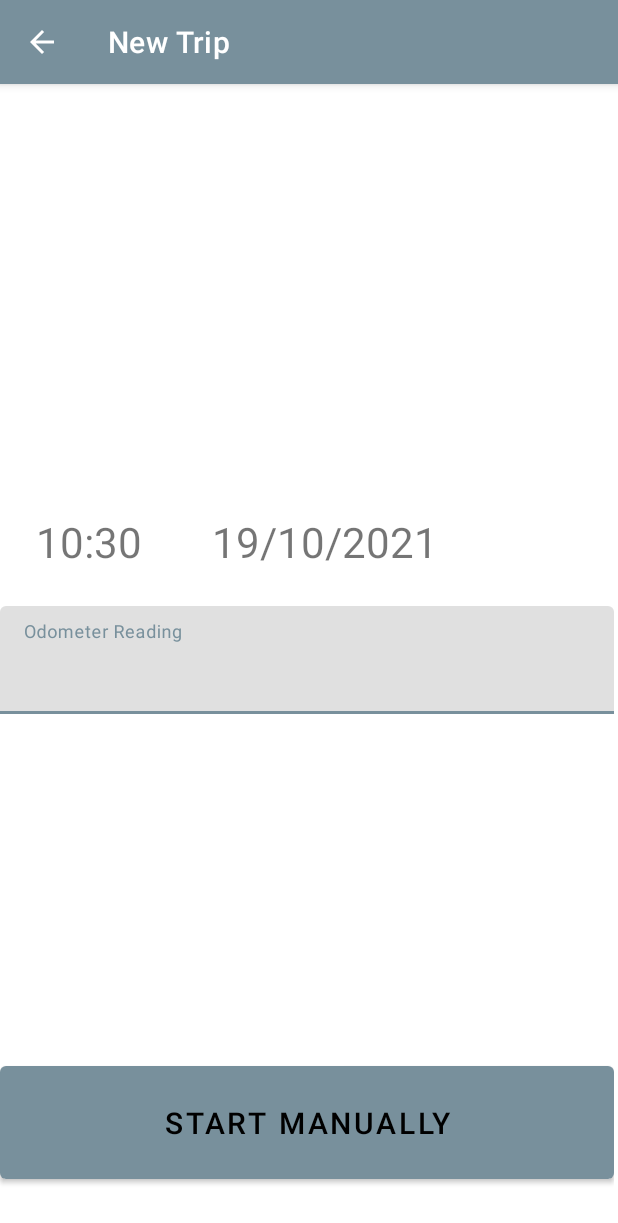
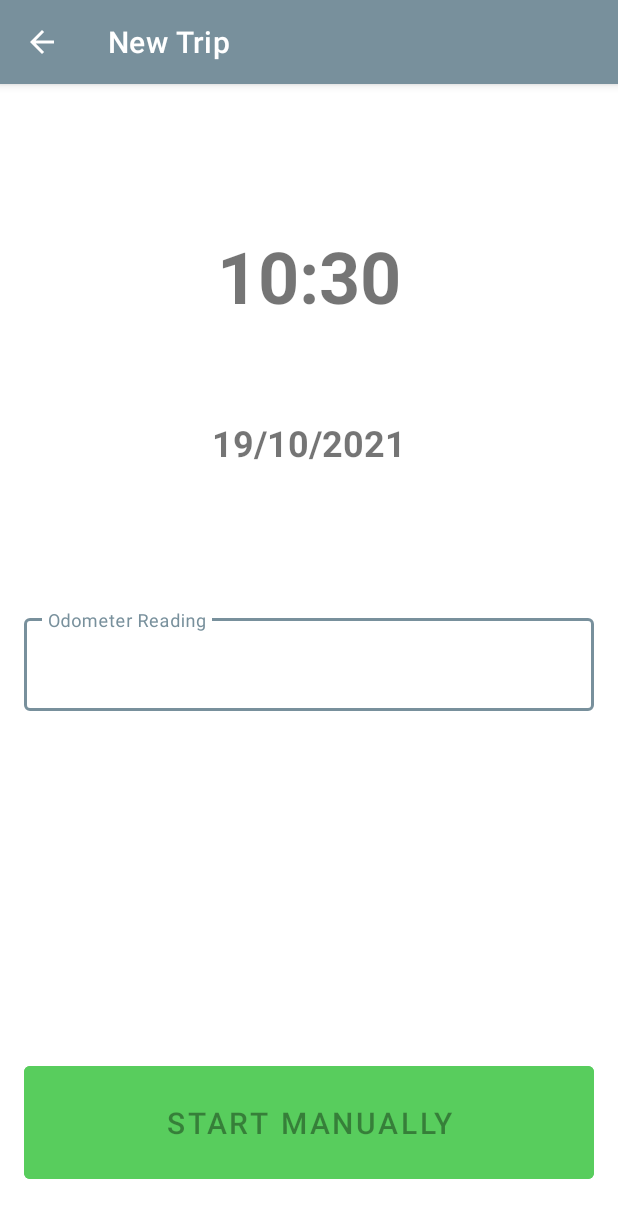
Before and after one commit to treziseh/drivetracker, an Android app: the screen it shows after launch (NewTripActivity), after a tap on "New Trip", on a phone screen of 412 x 824 dp. Shown: the top 1223 px of the screen. Run offline under Robolectric (Android 15) with nearby library versions, the phone set to English and light mode, and no system bars; our stand-ins replace Room's generated code.

Commit message:
Main functionality completed

```diff
--- a/app/src/main/java/com/harrytrezise/drivetracker/MainActivity.kt
+++ b/app/src/main/java/com/harrytrezise/drivetracker/MainActivity.kt
@@ -3,6 +3,7 @@ package com.harrytrezise.drivetracker
 import android.content.Intent
 import androidx.appcompat.app.AppCompatActivity
 import android.os.Bundle
+import android.widget.TextView
 import androidx.activity.result.contract.ActivityResultContracts
 import androidx.activity.viewModels
 import androidx.recyclerview.widget.LinearLayoutManager
@@ -30,6 +31,8 @@ class MainActivity : AppCompatActivity() {
 
         linearLayoutManager = LinearLayoutManager(this)
         tripList.layoutManager = linearLayoutManager
+
+        repDisplay()
 
         dbGet()
     }
@@ -120,4 +123,20 @@ class MainActivity : AppCompatActivity() {
             setAdapter(loadedTrips, tripList)
         }
     }
+
+    private fun repDisplay() {
+        val current = GregorianCalendar()
+        val fyStart = GregorianCalendar(current.get(Calendar.YEAR), 6, 1).timeInMillis
+        savedTripViewModel.allSavedTrips.observe(this) { savedTrips ->
+            var fyTotal = 0
+            for (savedTrip in savedTrips) {
+                if (savedTrip.startTime > fyStart && savedTrip.distance != null) {
+                    fyTotal += savedTrip.distance
+                }
+            }
+            val retString = fyTotal.toString()
+            val retDisplay = "Financial Year: $retString km"
+            findViewById<TextView>(R.id.report).text = retDisplay
+        }
+    }
 }
--- a/app/src/main/java/com/harrytrezise/drivetracker/NewTripActivity.kt
+++ b/app/src/main/java/com/harrytrezise/drivetracker/NewTripActivity.kt
@@ -1,13 +1,16 @@
 package com.harrytrezise.drivetracker
 
 import android.app.Activity
-import android.content.Intent
 import androidx.appcompat.app.AppCompatActivity
 import android.os.Bundle
 import android.widget.Button
 import android.widget.TextView
+import androidx.core.widget.doAfterTextChanged
 import com.google.android.material.textfield.TextInputEditText
-import java.text.SimpleDateFormat
+import java.time.Instant
+import java.time.LocalDateTime
+import java.time.ZoneId
+import java.time.format.DateTimeFormatter
 import java.util.*
 
 class NewTripActivity : AppCompatActivity() {
@@ -19,13 +22,39 @@ class NewTripActivity : AppCompatActivity() {
 
         val newID = intent.getIntExtra("newID", 0)
 
-        val startTimeDisplay = findViewById<TextView>(R.id.startTime)
+        val startTimeDisplay = findViewById<TextView>(R.id.nStartTime)
+        val startDateDisplay = findViewById<TextView>(R.id.nStartDate)
+        val startManual = findViewById<Button>(R.id.startManual)
 
         val startTime = GregorianCalendar()
-        val dateDisplay = SimpleDateFormat("k:m       d/M/y", Locale.getDefault()).format(startTime.time)
-        startTimeDisplay.text = dateDisplay
 
-        val startManual = findViewById<Button>(R.id.startManual)
+        val hour = startTime.get(Calendar.HOUR_OF_DAY)
+        val minute = startTime.get(Calendar.MINUTE)
+        val hourText = if (hour < 10) "0$hour" else hour
+        val minuteText = if (minute < 10) "0$minute" else minute
+        val timeDisplay = "$hourText:$minuteText"
+        val dateMills = startTime.timeInMillis
+        val dateZone = LocalDateTime.ofInstant(Instant.ofEpochMilli(dateMills), ZoneId.systemDefault())
+        val dateDisplay = dateZone.format(DateTimeFormatter.ofPattern("dd/MM/yyyy"))
+        startTimeDisplay.text = timeDisplay
+        startDateDisplay.text = dateDisplay
+
+        val odoInput = findViewById<TextInputEditText>(R.id.startOdo)
+        val number = Regex("[0-9]+") // Regex date pattern check DD/MM/YYYY
+        odoInput.doAfterTextChanged {
+            if (odoInput.text.toString() == "") {
+                odoInput.error = "Odometer reading cannot be empty"
+                startManual.isEnabled = false
+            }
+            else if (!odoInput.text.toString().matches(number)) {
+                odoInput.error = "Odometer reading must be numeric"
+                startManual.isEnabled = false
+            } else {
+                startManual.isEnabled = true
+            }
+        }
+
+        startManual.isEnabled = false
         startManual.setOnClickListener { constructNewTrip(newID, startTime) }
     }
 
--- a/app/src/main/java/com/harrytrezise/drivetracker/SavedTripDao.kt
+++ b/app/src/main/java/com/harrytrezise/drivetracker/SavedTripDao.kt
@@ -8,6 +8,9 @@ interface SavedTripDao {
     @Query("SELECT * FROM SavedTrip")
     fun retrieveSaved(): Flow<MutableList<SavedTrip>>
 
+    //@Query("SELECT SUM(distance) FROM SavedTrip WHERE (distance IS NOT NULL) AND (distance >= :minDate)")
+    //suspend fun savedSum(minDate: Int): Int
+
     @Insert(onConflict = OnConflictStrategy.REPLACE)
     suspend fun updateSaved(vararg savedTrip: SavedTrip)
 
--- a/app/src/main/java/com/harrytrezise/drivetracker/SavedTripRepository.kt
+++ b/app/src/main/java/com/harrytrezise/drivetracker/SavedTripRepository.kt
@@ -1,7 +1,9 @@
 package com.harrytrezise.drivetracker
 
 import androidx.annotation.WorkerThread
+import androidx.lifecycle.LiveData
 import kotlinx.coroutines.flow.Flow
+import java.util.*
 
 class SavedTripRepository(private val savedTripDao: SavedTripDao) {
     val tripsList: Flow<List<SavedTrip>> = savedTripDao.retrieveSaved()
--- a/app/src/main/java/com/harrytrezise/drivetracker/SavedTripViewModel.kt
+++ b/app/src/main/java/com/harrytrezise/drivetracker/SavedTripViewModel.kt
@@ -20,7 +20,7 @@ class SavedTripViewModel(private val repository: SavedTripRepository) : ViewMode
 }
 
 class SavedTripViewModelFactory(private val repository: SavedTripRepository) : ViewModelProvider.Factory {
-    override fun <T : ViewModel> create(modelClass: Class<T>): T {
+    override fun <T : ViewModel> create(modelClass: Class<T>) : T {
         if (modelClass.isAssignableFrom(SavedTripViewModel::class.java)) {
             @Suppress("UNCHECKED_CAST")
             return SavedTripViewModel(repository) as T
--- a/app/src/main/res/layout/activity_trip_new.xml
+++ b/app/src/main/res/layout/activity_trip_new.xml
@@ -2,26 +2,44 @@
 <androidx.constraintlayout.widget.ConstraintLayout xmlns:android="http://schemas.android.com/apk/res/android"
     xmlns:app="http://schemas.android.com/apk/res-auto"
     xmlns:tools="http://schemas.android.com/tools"
-    android:layout_width="wrap_content"
+    android:layout_width="match_parent"
     android:layout_height="match_parent">
 
-    <Button
-        android:id="@+id/startManual"
-        android:layout_width="0dp"
+    <TextView
+        android:id="@+id/nStartTime"
+        android:layout_width="wrap_content"
+        android:layout_height="wrap_content"
+        android:layout_marginTop="32dp"
+        android:text="@string/start_time"
+        android:textAlignment="center"
+        android:textSize="48sp"
+        android:textStyle="bold"
+        app:layout_constraintBottom_toTopOf="@+id/nStartDate"
+        app:layout_constraintEnd_toEndOf="parent"
+        app:layout_constraintStart_toStartOf="parent"
+        app:layout_constraintTop_toTopOf="parent" />
+
+    <TextView
+        android:id="@+id/nStartDate"
+        android:layout_width="wrap_content"
         android:layout_height="wrap_content"
         android:layout_marginBottom="32dp"
-        android:paddingTop="24dp"
-        android:paddingBottom="24dp"
-        android:text="@string/start_manually"
-        android:textSize="20sp"
-        app:layout_constraintBottom_toBottomOf="parent"
+        android:text="@string/start_time"
+        android:textAlignment="center"
+        android:textSize="24sp"
+        android:textStyle="bold"
+        app:layout_constraintBottom_toTopOf="@+id/textInputLayout"
         app:layout_constraintEnd_toEndOf="parent"
-        app:layout_constraintStart_toStartOf="parent" />
+        app:layout_constraintStart_toStartOf="parent"
+        app:layout_constraintTop_toBottomOf="@id/nStartTime" />
 
     <com.google.android.material.textfield.TextInputLayout
         android:id="@+id/textInputLayout"
-        android:layout_width="409dp"
+        android:layout_width="0dp"
         android:layout_height="wrap_content"
+        android:layout_marginStart="16dp"
+        android:layout_marginEnd="16dp"
+        style="@style/Widget.MaterialComponents.TextInputLayout.OutlinedBox"
         app:layout_constraintBottom_toBottomOf="parent"
         app:layout_constraintEnd_toEndOf="parent"
         app:layout_constraintStart_toStartOf="parent"
@@ -32,19 +50,25 @@
             android:layout_width="match_parent"
             android:layout_height="wrap_content"
             android:hint="@string/odometer_reading"
+            android:textColor="#78909C"
             android:inputType="number"
-            android:textSize="28sp" />
+            android:textSize="20sp" />
     </com.google.android.material.textfield.TextInputLayout>
 
-    <TextView
-        android:id="@+id/startTime"
-        android:layout_width="wrap_content"
+    <Button
+        android:id="@+id/startManual"
+        android:layout_width="0dp"
         android:layout_height="wrap_content"
-        android:layout_marginStart="24dp"
-        android:layout_marginBottom="24dp"
-        android:text="@string/start_time"
-        android:textSize="28sp"
-        app:layout_constraintBottom_toTopOf="@+id/textInputLayout"
+        android:layout_marginStart="16dp"
+        android:layout_marginEnd="16dp"
+        android:layout_marginBottom="32dp"
+        android:backgroundTint="#58CD5D"
+        android:paddingTop="24dp"
+        android:paddingBottom="24dp"
+        android:text="@string/start_manually"
+        android:textSize="20sp"
+        app:layout_constraintBottom_toBottomOf="parent"
+        app:layout_constraintEnd_toEndOf="parent"
         app:layout_constraintStart_toStartOf="parent" />
 
 </androidx.constraintlayout.widget.ConstraintLayout>
--- a/app/src/main/res/values/strings.xml
+++ b/app/src/main/res/values/strings.xml
@@ -16,4 +16,5 @@
     <string name="not_set">Not set</string>
     <string name="odometer_start">Odometer Start</string>
     <string name="odometer_end">Odometer End</string>
+    <string name="financial_year">Financial Year</string>
 </resources>
```
Also changed, not shown: app/src/main/java/com/harrytrezise/drivetracker/EditTripActivity.kt (+25 -11 lines), app/src/main/java/com/harrytrezise/drivetracker/TripAdapter.kt (+14 -3 lines), app/src/main/java/com/harrytrezise/drivetracker/TripDetailActivity.kt (+30 -8 lines), app/src/main/res/layout/activity_main.xml (+10 -0 lines), app/src/main/res/layout/activity_trip_edit.xml (+8 -1 lines).
